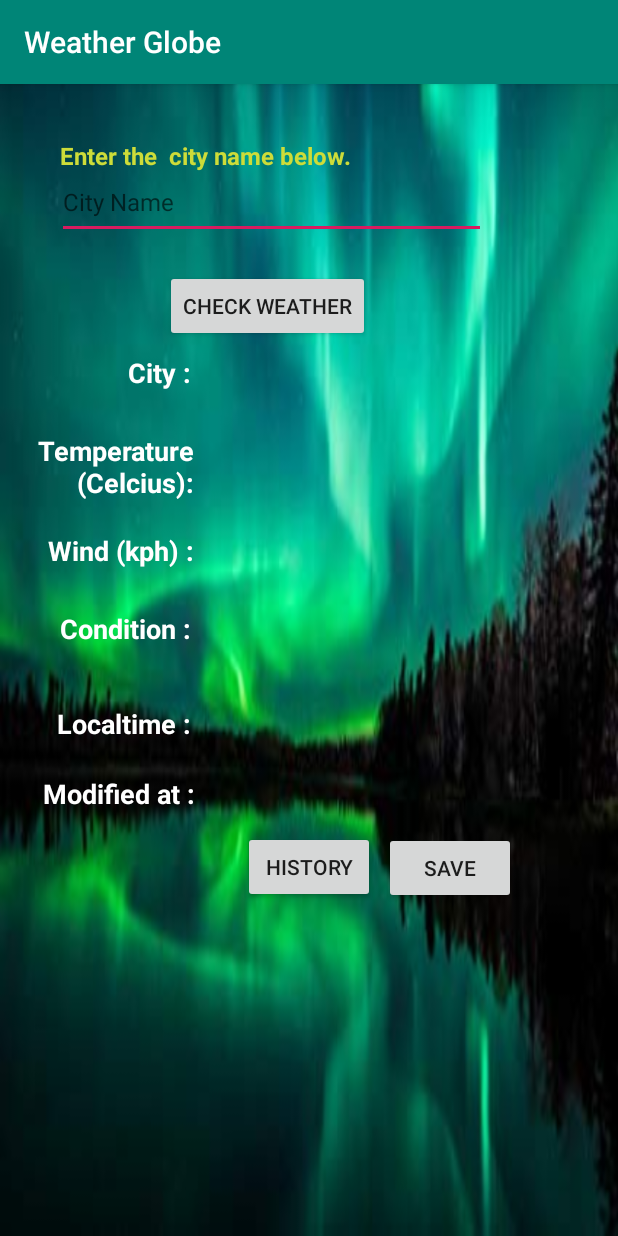
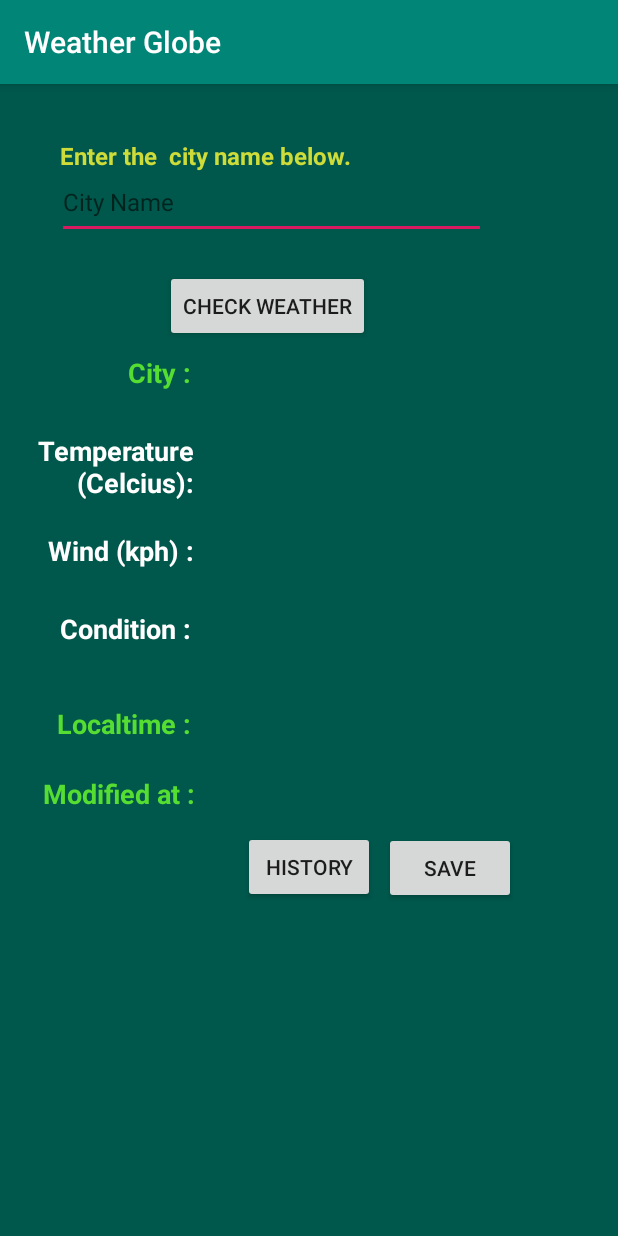
Before and after one commit to DilanSandaruwan/mobileappgroup, an Android app: the MainActivity screen opened directly, with no data from a screen before it, on a phone screen of 412 x 824 dp. Run offline under Robolectric (Android 15) with nearby library versions, the phone set to English and light mode, and no system bars; libraries missing offline, so code that uses them is left out: com.koushikdutta.async, com.koushikdutta.ion; pictures from the network do not load.

Commit message:
Finalized till update.

```diff
--- a/app/src/main/java/com/example/databasewithapi1/WeatherListAdapter.java
+++ b/app/src/main/java/com/example/databasewithapi1/WeatherListAdapter.java
@@ -43,13 +43,16 @@ public class WeatherListAdapter extends ArrayAdapter<WeatherDetail> {
         TextView tvLoct =(TextView)convertView.findViewById(R.id.txtv_2);
         TextView tvTemp =(TextView)convertView.findViewById(R.id.txtv_3);
         TextView tvWind =(TextView)convertView.findViewById(R.id.txtv_4);
+        TextView tvCond =(TextView)convertView.findViewById(R.id.txtv_cond);
 
         tvCity.setText(wet.getCITY_str());
         tvLoct.setText(wet.getLOCT_str());
         tvTemp.setText(Double.toString(wet.getTEMP_str()));
         tvWind.setText(Double.toString(wet.getWIND_str()));
+        tvCond.setText(wet.getCOND_str());
 
         return convertView;
     }
 
+
 }
--- a/app/src/main/res/layout-land/activity_main.xml
+++ b/app/src/main/res/layout-land/activity_main.xml
@@ -4,7 +4,7 @@
     xmlns:tools="http://schemas.android.com/tools"
     android:layout_width="match_parent"
     android:layout_height="match_parent"
-    android:background="@drawable/sky"
+    android:background="@color/colorPrimaryDark"
     tools:context=".MainActivity">
 
     <EditText
@@ -47,7 +47,7 @@
 
     <Button
         android:id="@+id/btn_check"
-        android:layout_width="165dp"
+        android:layout_width="199dp"
         android:layout_height="68dp"
         android:layout_marginStart="156dp"
         android:layout_marginLeft="156dp"
@@ -77,7 +77,7 @@
         android:layout_marginBottom="414dp"
         android:layout_x="465dp"
         android:layout_y="241dp"
-        android:textColor="#E91E63"
+        android:textColor="#FFDD22"
         android:textSize="18sp"
         android:textStyle="bold"
         app:layout_constraintBottom_toBottomOf="parent"
@@ -99,7 +99,7 @@
         android:layout_y="241dp"
         android:gravity="right"
         android:text="Localtime :"
-        android:textColor="#FFFFFF"
+        android:textColor="#55DD32"
         android:textSize="18sp"
         android:textStyle="bold"
         app:layout_constraintBottom_toBottomOf="parent"
@@ -118,7 +118,7 @@
         android:layout_marginBottom="414dp"
         android:layout_x="465dp"
         android:layout_y="127dp"
-        android:textColor="#E91E63"
+        android:textColor="#FFC107"
         android:textSize="18sp"
         android:textStyle="bold"
         app:layout_constraintBottom_toBottomOf="parent"
@@ -199,7 +199,7 @@
         android:layout_marginBottom="414dp"
         android:layout_x="466dp"
         android:layout_y="183dp"
-        android:textColor="#E91E63"
+        android:textColor="#FFC107"
         android:textSize="18sp"
         android:textStyle="bold"
         app:layout_constraintBottom_toBottomOf="parent"
@@ -220,7 +220,7 @@
         android:layout_marginBottom="414dp"
         android:layout_x="464dp"
         android:layout_y="71dp"
-        android:textColor="#E91E63"
+        android:textColor="#FFC107"
         android:textSize="18sp"
         android:textStyle="bold"
         app:layout_constraintBottom_toBottomOf="parent"
@@ -241,7 +241,7 @@
         android:layout_marginBottom="414dp"
         android:layout_x="463dp"
         android:layout_y="17dp"
-        android:textColor="#E91E63"
+        android:textColor="#FFC107"
         android:textSize="18sp"
         android:textStyle="bold"
         app:layout_constraintBottom_toBottomOf="parent"
@@ -263,7 +263,7 @@
         android:layout_y="19dp"
         android:gravity="right"
         android:text="City :"
-        android:textColor="#FFFFFF"
+        android:textColor="#55DD32"
         android:textSize="18sp"
         android:textStyle="bold"
         app:layout_constraintBottom_toBottomOf="parent"
@@ -283,7 +283,7 @@
         android:layout_y="288dp"
         android:gravity="right"
         android:text="Modified at :"
-        android:textColor="#FFFFFF"
+        android:textColor="#55DD32"
         android:textSize="18sp"
         android:textStyle="bold"
         app:layout_constraintBottom_toBottomOf="parent"
@@ -302,7 +302,7 @@
         android:layout_marginBottom="414dp"
         android:layout_x="464dp"
         android:layout_y="290dp"
-        android:textColor="#E91E63"
+        android:textColor="#FFDD22"
         android:textSize="18sp"
         android:textStyle="bold"
         app:layout_constraintBottom_toBottomOf="parent"
@@ -321,8 +321,8 @@
         android:layout_marginEnd="167dp"
         android:layout_marginRight="167dp"
         android:layout_marginBottom="18dp"
-        android:layout_x="199dp"
-        android:layout_y="278dp"
+        android:layout_x="138dp"
+        android:layout_y="228dp"
         android:onClick="checkDBConn"
         android:text="Save"
         app:layout_constraintBottom_toTopOf="@+id/txtv_output_city"
@@ -335,8 +335,8 @@
         android:id="@+id/btn_view"
         android:layout_width="wrap_content"
         android:layout_height="wrap_content"
-        android:layout_x="91dp"
-        android:layout_y="278dp"
+        android:layout_x="30dp"
+        android:layout_y="228dp"
         android:onClick="viewDataLog"
         android:text="History" />
 
--- a/app/src/main/res/layout/activity_login.xml
+++ b/app/src/main/res/layout/activity_login.xml
@@ -9,13 +9,15 @@
 
     <TextView
         android:id="@+id/textView"
-        android:layout_width="369dp"
+        android:layout_width="0dp"
         android:layout_height="221dp"
+        android:layout_marginStart="16dp"
+        android:layout_marginLeft="16dp"
         android:lineSpacingExtra="8sp"
         android:text="Weather  Globe"
         android:textAppearance="@style/TextAppearance.AppCompat.Body2"
         android:textSize="72sp"
-        app:fontFamily="cursive"
+        app:fontFamily="sans-serif-condensed-medium"
         app:layout_constraintBottom_toBottomOf="parent"
         app:layout_constraintEnd_toEndOf="parent"
         app:layout_constraintHorizontal_bias="1.0"
--- a/app/src/main/res/layout/activity_main.xml
+++ b/app/src/main/res/layout/activity_main.xml
@@ -4,7 +4,7 @@
     xmlns:tools="http://schemas.android.com/tools"
     android:layout_width="match_parent"
     android:layout_height="match_parent"
-    android:background="@drawable/sky"
+    android:background="@color/colorPrimaryDark"
     tools:context=".MainActivity">
 
     <TextView
@@ -78,7 +78,7 @@
         android:layout_y="180dp"
         android:gravity="right"
         android:text="City :"
-        android:textColor="#FFFFFF"
+        android:textColor="#55DD32"
         android:textSize="18sp"
         android:textStyle="bold"
         app:layout_constraintBottom_toBottomOf="parent"
@@ -97,7 +97,7 @@
         android:layout_marginBottom="414dp"
         android:layout_x="137dp"
         android:layout_y="411dp"
-        android:textColor="#E91E63"
+        android:textColor="#FFDD22"
         android:textSize="24sp"
         android:textStyle="bold"
         app:layout_constraintBottom_toBottomOf="parent"
@@ -118,7 +118,7 @@
         android:layout_marginBottom="414dp"
         android:layout_x="164dp"
         android:layout_y="346dp"
-        android:textColor="#E91E63"
+        android:textColor="#FFD107"
         android:textSize="24sp"
         android:textStyle="bold"
         app:layout_constraintBottom_toBottomOf="parent"
@@ -139,7 +139,7 @@
         android:layout_marginBottom="414dp"
         android:layout_x="164dp"
         android:layout_y="288dp"
-        android:textColor="#E91E63"
+        android:textColor="#FFD107"
         android:textSize="24sp"
         android:textStyle="bold"
         app:layout_constraintBottom_toBottomOf="parent"
@@ -160,7 +160,7 @@
         android:layout_marginBottom="414dp"
         android:layout_x="164dp"
         android:layout_y="229dp"
-        android:textColor="#E91E63"
+        android:textColor="#FFC107"
         android:textSize="24sp"
         android:textStyle="bold"
         app:layout_constraintBottom_toBottomOf="parent"
@@ -181,7 +181,7 @@
         android:layout_marginBottom="414dp"
         android:layout_x="164dp"
         android:layout_y="180dp"
-        android:textColor="#E91E63"
+        android:textColor="#FFD107"
         android:textSize="24sp"
         android:textStyle="bold"
         app:layout_constraintBottom_toBottomOf="parent"
@@ -263,7 +263,7 @@
         android:layout_y="414dp"
         android:gravity="right"
         android:text="Localtime :"
-        android:textColor="#FFFFFF"
+        android:textColor="#55DD32"
         android:textSize="18sp"
         android:textStyle="bold"
         app:layout_constraintBottom_toBottomOf="parent"
@@ -283,7 +283,7 @@
         android:layout_y="461dp"
         android:gravity="right"
         android:text="Modified at :"
-        android:textColor="#FFFFFF"
+        android:textColor="#55DD32"
         android:textSize="18sp"
         android:textStyle="bold"
         app:layout_constraintBottom_toBottomOf="parent"
@@ -302,7 +302,7 @@
         android:layout_marginBottom="414dp"
         android:layout_x="137dp"
         android:layout_y="460dp"
-        android:textColor="#E91E63"
+        android:textColor="#FFDD22"
         android:textSize="24sp"
         android:textStyle="bold"
         app:layout_constraintBottom_toBottomOf="parent"
```
Also changed, not shown: app/src/main/java/com/example/databasewithapi1/MainActivity.java (+4 -6 lines), app/src/main/java/com/example/databasewithapi1/View_DBData.java (+20 -1 lines), app/src/main/res/layout/adapter_view_layout.xml (+27 -12 lines), 1 other file.
